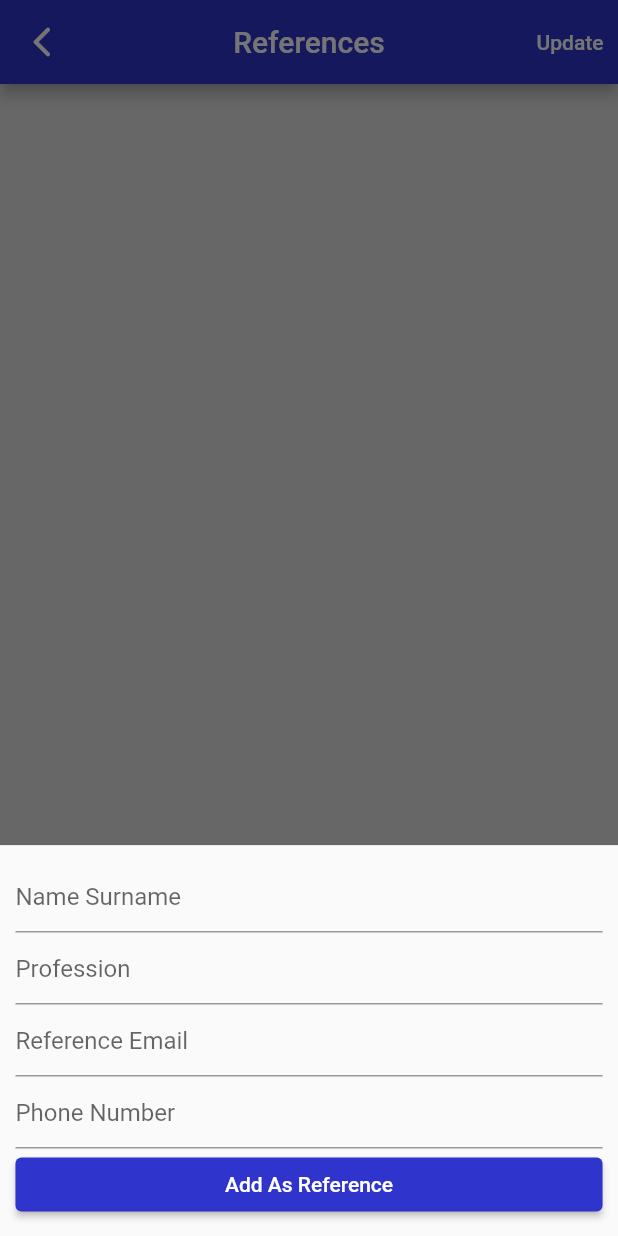
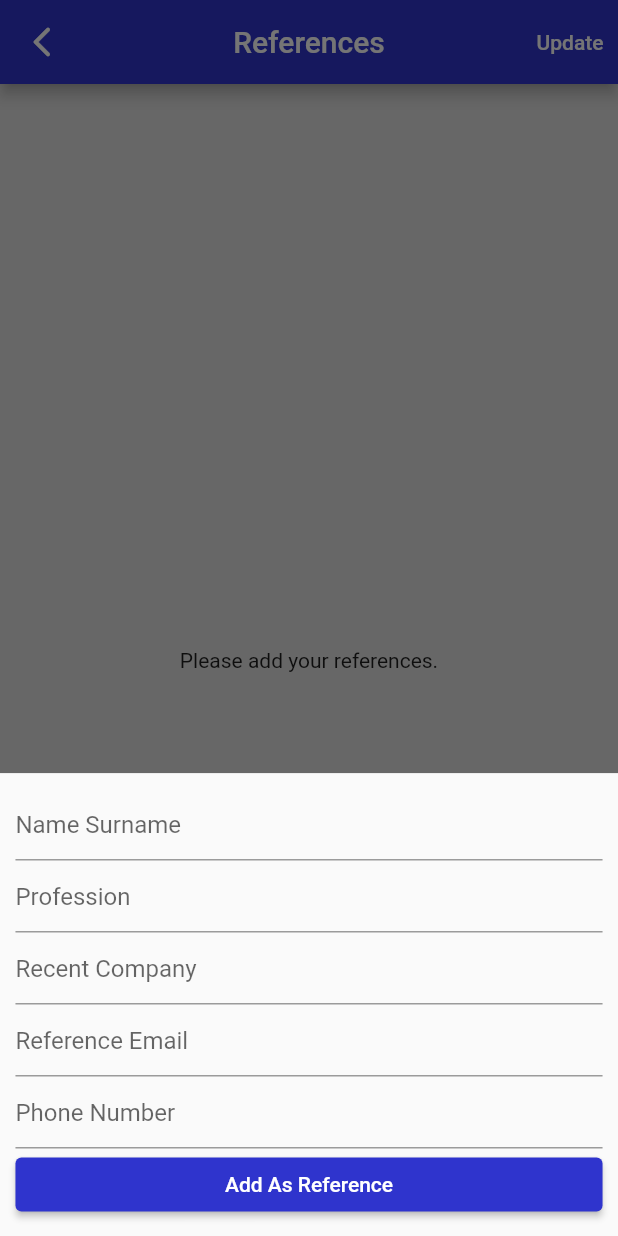
Before and after one commit to armagangok/resume_maker_app, a Flutter app: the ReferencesPage screen opened by its route, after a tap on the "add" icon, on a phone screen of 412 x 824 dp. Run offline on Flutter 3.47's test engine with Material 2 defaults, Android fonts, the phone set to English and light mode, and no system bars; our stand-ins replace flutter_bloc, get_it, logger, shared_preferences, sqflite; accounts and stored records are empty.

Commit message:
reference cubit implemented

```diff
--- /dev/null
+++ b/lib/feature/references/model/reference_model.dart
@@ -0,0 +1,15 @@
+class ReferenceModel {
+  String? name;
+  String? profession;
+  String? recentCompany;
+  String? email;
+  String? phoneNumber;
+
+  ReferenceModel({
+    required this.name,
+    required this.profession,
+    required this.email,
+    required this.phoneNumber,
+    required this.recentCompany,
+  });
+}
--- a/lib/feature/references/presentation/cubit/references/references_cubit.dart
+++ b/lib/feature/references/presentation/cubit/references/references_cubit.dart
@@ -1,20 +1,21 @@
 import 'package:flutter_bloc/flutter_bloc.dart';
-import 'package:resume_maker_app/feature/references/presentation/cubit/references/references_state.dart';
+
+import '../../../model/reference_model.dart';
+
+part 'references_state.dart';
 
 class ReferencesCubit extends Cubit<ReferencesState> {
-	ReferencesCubit() : super(ReferencesState(isLoading: true));
+  ReferencesCubit() : super(ReferenceInitial());
 
-	Future<void> loadInitialData() async {
-		final stableState = state;
-		try {
-		  emit(state.copyWith(isLoading: true));
+  List<ReferenceModel> referencesList = [];
 
-		  // TODO your code here
+  void addReference(ReferenceModel reference) {
+    referencesList.add(reference);
+    emit(AddReference());
+  }
 
-		  emit(state.copyWith(isLoading: false));
-		} catch (error) {
-		  emit(state.copyWith(error: error.toString()));
-		  emit(stableState.copyWith(isLoading: false));
-		}
-	}
+  void removeReference(int index) {
+    referencesList.removeAt(index);
+    emit(RemoveReference());
+  }
 }
--- a/lib/feature/references/presentation/cubit/references/references_state.dart
+++ b/lib/feature/references/presentation/cubit/references/references_state.dart
@@ -1,19 +1,9 @@
-class ReferencesState {
-	final bool isLoading;
-	final String? error;
+part of 'references_cubit.dart';
 
-	const ReferencesState({
-		this.isLoading = false,
-		this.error,
-	});
+abstract class ReferencesState {}
 
-	ReferencesState copyWith({
-		bool? isLoading,
-		String? error,
-	}) {
-		return ReferencesState(
-			isLoading: isLoading ?? this.isLoading,
-			error: error ?? this.error,
-		);
-	}
-}
+class ReferenceInitial extends ReferencesState {}
+
+class AddReference extends ReferencesState {}
+
+class RemoveReference extends ReferencesState {}
--- a/lib/feature/references/presentation/page/reference.dart
+++ b/lib/feature/references/presentation/page/reference.dart
@@ -2,10 +2,11 @@ import 'package:flutter/material.dart';
 import 'package:flutter_bloc/flutter_bloc.dart';
 
 import '../../../../core/extension/context_extension.dart';
-
 import '../../../../global/widget/export.dart';
+import '../../../../injection_container.dart';
+import '../../model/reference_model.dart';
 import '../cubit/references/references_cubit.dart';
-import '../cubit/references/references_state.dart';
+import '../widget/reference_item.dart';
 
 class ReferencesPage extends StatefulWidget {
   const ReferencesPage({Key? key}) : super(key: key);
@@ -15,17 +16,17 @@ class ReferencesPage extends StatefulWidget {
 }
 
 class ReferencesScreenState extends State<ReferencesPage> {
-  final screenCubit = ReferencesCubit();
   late final TextEditingController nameController;
   late final TextEditingController professionController;
+  late final TextEditingController recentCompanyController;
   late final TextEditingController emailController;
   late final TextEditingController phoneNumberController;
 
   @override
   void initState() {
-    screenCubit.loadInitialData();
     nameController = TextEditingController();
     professionController = TextEditingController();
+    recentCompanyController = TextEditingController();
     emailController = TextEditingController();
     phoneNumberController = TextEditingController();
     super.initState();
@@ -36,24 +37,33 @@ class ReferencesScreenState extends State<ReferencesPage> {
     return Scaffold(
       appBar: _buildAppBar,
       floatingActionButton: _addReferenceButton,
-      body: BlocConsumer<ReferencesCubit, ReferencesState>(
-        bloc: screenCubit,
-        listener: (BuildContext context, ReferencesState state) {
-          if (state.error != null) {}
-        },
-        builder: (BuildContext context, ReferencesState state) {
-          if (state.isLoading) {
-            return const Center(child: CircularProgressIndicator());
-          }
-
-          return _buildBody;
-        },
-      ),
+      body: _buildBody,
     );
   }
 
-  Column get _buildBody => Column(
-        children: const [],
+  Widget get _buildBody => BlocBuilder<ReferencesCubit, ReferencesState>(
+        bloc: getIt<ReferencesCubit>.call(),
+        builder: (context, state) {
+          if (state is ReferenceInitial) {
+            return const Center(child: Text("Please add your references."));
+          } else {
+            var referencesList = getIt<ReferencesCubit>.call().referencesList;
+            return ListView.separated(
+              itemBuilder: (context, index) {
+                return ReferenceItemWidget(
+                  thReference: "${index + 1}",
+                  name: referencesList[index].name ?? "",
+                  profession: referencesList[index].profession ?? "",
+                  recentCompany: referencesList[index].recentCompany ?? "",
+                  email: referencesList[index].email ?? "",
+                  phoneNumber: referencesList[index].phoneNumber ?? "",
+                );
+              },
+              separatorBuilder: (context, index) => const Divider(),
+              itemCount: referencesList.length,
+            );
+          }
+        },
       );
 
   TextField get _phoneNumberTextField => TextField(
@@ -61,7 +71,7 @@ class ReferencesScreenState extends State<ReferencesPage> {
         controller: phoneNumberController,
       );
 
-  TextField get _emailController => TextField(
+  TextField get _emailTextField => TextField(
         decoration: const InputDecoration(hintText: "Reference Email"),
         controller: emailController,
       );
@@ -71,9 +81,14 @@ class ReferencesScreenState extends State<ReferencesPage> {
         controller: professionController,
       );
 
-  TextField get _nameTextController => TextField(
+  TextField get _nameTextTextField => TextField(
         decoration: const InputDecoration(hintText: "Name Surname"),
         controller: nameController,
+      );
+
+  TextField get _recentCompanyTextField => TextField(
+        decoration: const InputDecoration(hintText: "Recent Company"),
+        controller: recentCompanyController,
       );
 
   CustomAppBar get _buildAppBar => CustomAppBar(
@@ -90,17 +105,12 @@ class ReferencesScreenState extends State<ReferencesPage> {
               child: SingleChildScrollView(
                 child: Column(
                   children: [
-                    _nameTextController,
+                    _nameTextTextField,
                     _professionTextField,
-                    _emailController,
+                    _recentCompanyTextField,
+                    _emailTextField,
                     _phoneNumberTextField,
-                    SizedBox(
-                      width: context.width(1),
-                      child: ElevatedButton(
-                        onPressed: () {},
-                        child: const Text("Add As Reference"),
-                      ),
-                    )
+                    _saveReferenceButton,
                   ],
                 ),
               ),
@@ -108,4 +118,23 @@ class ReferencesScreenState extends State<ReferencesPage> {
           ),
         ),
       );
+
+  Widget get _saveReferenceButton {
+    return SizedBox(
+      width: context.width(1),
+      child: ElevatedButton(
+        onPressed: () {
+          var reference = ReferenceModel(
+            name: nameController.text,
+            profession: professionController.text,
+            email: emailController.text,
+            phoneNumber: phoneNumberController.text,
+            recentCompany: recentCompanyController.text,
+          );
+          getIt<ReferencesCubit>.call().addReference(reference);
+        },
+        child: const Text("Add As Reference"),
+      ),
+    );
+  }
 }
--- a/lib/injection_container.dart
+++ b/lib/injection_container.dart
@@ -2,6 +2,7 @@ import 'package:get_it/get_it.dart';
 
 import 'core/navigation/navigation_service.dart';
 import 'feature/language/presentation/bloc/language_cubit/language_cubit.dart';
+import 'feature/references/presentation/cubit/references/references_cubit.dart';
 import 'feature/skills/presentation/cubit/skill_cubit.dart';
 
 final getIt = GetIt.instance;
@@ -9,4 +10,5 @@ void initDependencies() {
   getIt.registerLazySingleton(() => NavigationService.instance);
   getIt.registerLazySingleton<LanguageCubit>(() => LanguageCubit());
   getIt.registerLazySingleton<SkillCubit>(() => SkillCubit());
+  getIt.registerLazySingleton<ReferencesCubit>(() => ReferencesCubit());
 }
```
Also changed, not shown: lib/feature/references/presentation/widget/reference_item.dart (added, +48 -0 lines).
